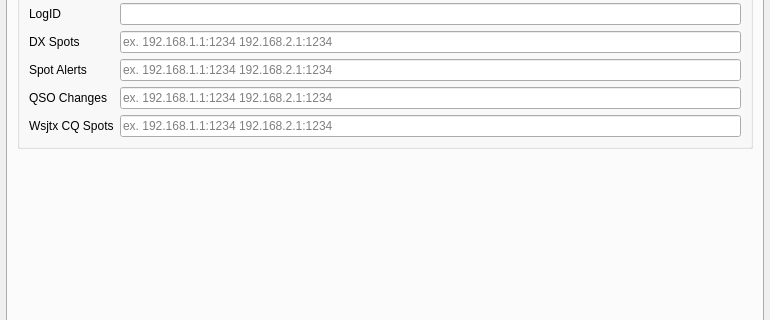
The window that ui/SettingsDialog.ui (foldynl/QLog) describes before a commit, drawn with Qt 5; both pictures show x 0 to 770 and y 215 to 535 of the 770 by 771 pixel window.
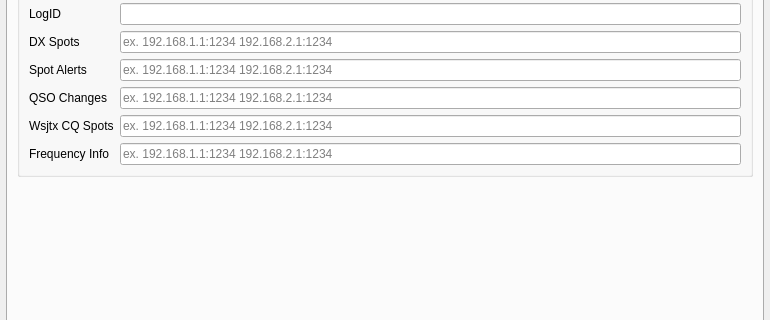
The same window after the commit. The open tabs and pages were chosen to show the change. Icons and pictures are not drawn.

Commit message: NetworkNotification-Frequency

```diff
--- a/ui/SettingsDialog.ui
+++ b/ui/SettingsDialog.ui
@@ -4001,6 +4001,23 @@
             </property>
            </widget>
           </item>
+          <item row="5" column="0">
+           <widget class="QLabel" name="notifFreqLabel">
+            <property name="text">
+             <string>Frequency Info</string>
+            </property>
+           </widget>
+          </item>
+          <item row="5" column="1">
+           <widget class="QLineEdit" name="notifFreqEdit">
+            <property name="toolTip">
+             <string>&lt;html&gt;&lt;head/&gt;&lt;body&gt;&lt;p&gt;List of IP addresses to which QLog sends UDP notification packets with current Radio Frequency.&lt;/p&gt;&lt;p&gt;The IP addresses are separated by a space and have the form IP:PORT&lt;/p&gt;&lt;/body&gt;&lt;/html&gt;</string>
+            </property>
+            <property name="placeholderText">
+             <string>ex. 192.168.1.1:1234 192.168.2.1:1234</string>
+            </property>
+           </widget>
+          </item>
          </layout>
         </widget>
        </item>
```
Left out of the diff: 157 changed lines with no effect on the pictures. The commit also changes 4 other files.
